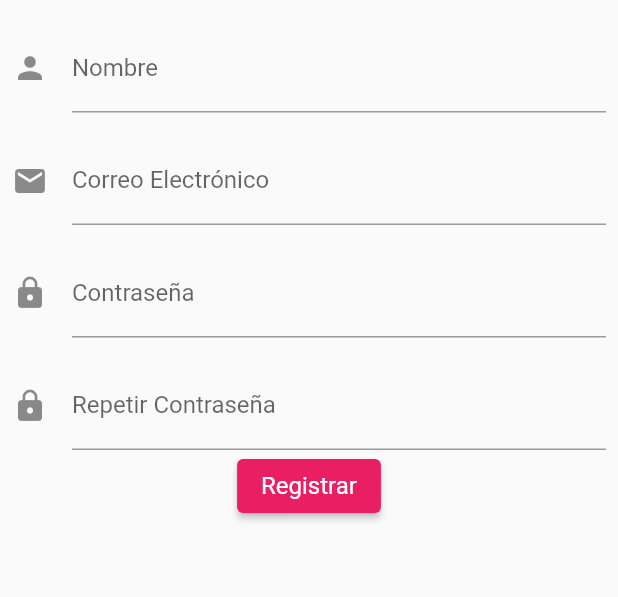
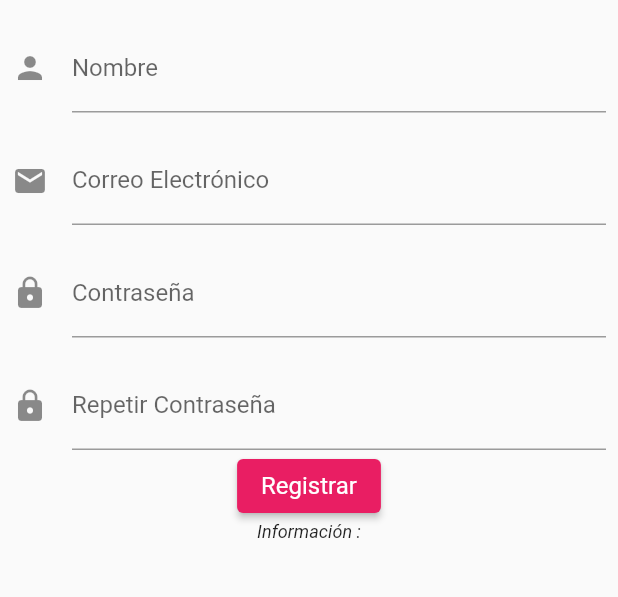
Before and after one commit to visit-me/visit_me, a Flutter app: the screen it shows after launch, on a phone screen of 412 x 824 dp, the part 609-1206 px from its top. Run offline on Flutter 3.47's test engine with Material 2 defaults, Android fonts, the light colour scheme and no system bars; missing offline and left inert: dart:html.

```diff
--- a/lib/pages/register_page.dart
+++ b/lib/pages/register_page.dart
@@ -18,7 +18,7 @@ class _RegisterPageState extends State<RegisterPage> {
   final _password = TextEditingController();
   final _repPassword = TextEditingController();
 
-  String _data = '';
+  String _data = 'Información :';
 
   @override
   Widget build(BuildContext context) {
```
